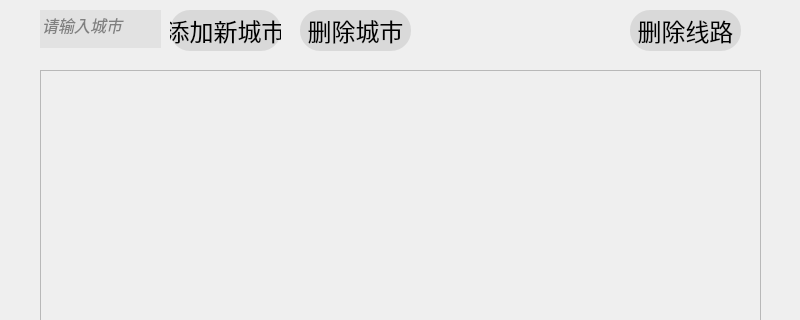
Old version of the form SatffModify.ui in the repository luaming/Traffic-consultation-system; both pictures show x 0 to 800 and y 0 to 320 of the 800 by 500 pixel window.
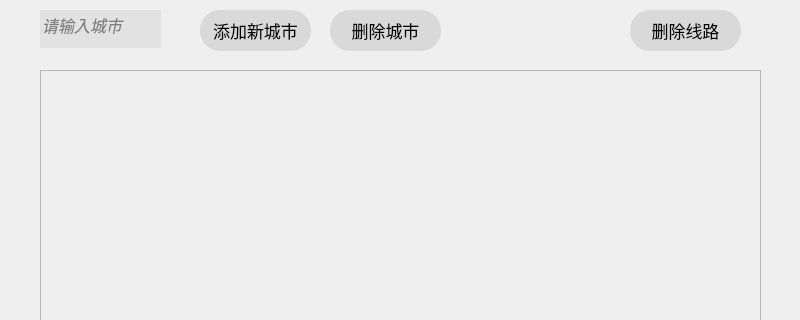
New version of the form.

Diff of the .ui file:
```diff
--- a/SatffModify.ui
+++ b/SatffModify.ui
@@ -58,7 +58,7 @@
     <widget class="QPushButton" name="stfbtn_add">
      <property name="geometry">
       <rect>
-       <x>180</x>
+       <x>210</x>
        <y>10</y>
        <width>111</width>
        <height>41</height>
@@ -79,7 +79,7 @@
      <property name="font">
       <font>
        <family>微软雅黑</family>
-       <pointsize>18</pointsize>
+       <pointsize>13</pointsize>
       </font>
      </property>
      <property name="cursor">
@@ -109,7 +109,7 @@
     <widget class="QPushButton" name="stfbtn_delete">
      <property name="geometry">
       <rect>
-       <x>310</x>
+       <x>340</x>
        <y>10</y>
        <width>111</width>
        <height>41</height>
@@ -130,7 +130,7 @@
      <property name="font">
       <font>
        <family>微软雅黑</family>
-       <pointsize>18</pointsize>
+       <pointsize>13</pointsize>
       </font>
      </property>
      <property name="cursor">
@@ -299,7 +299,7 @@
     <property name="font">
      <font>
       <family>微软雅黑</family>
-      <pointsize>18</pointsize>
+      <pointsize>13</pointsize>
      </font>
     </property>
     <property name="cursor">
```
